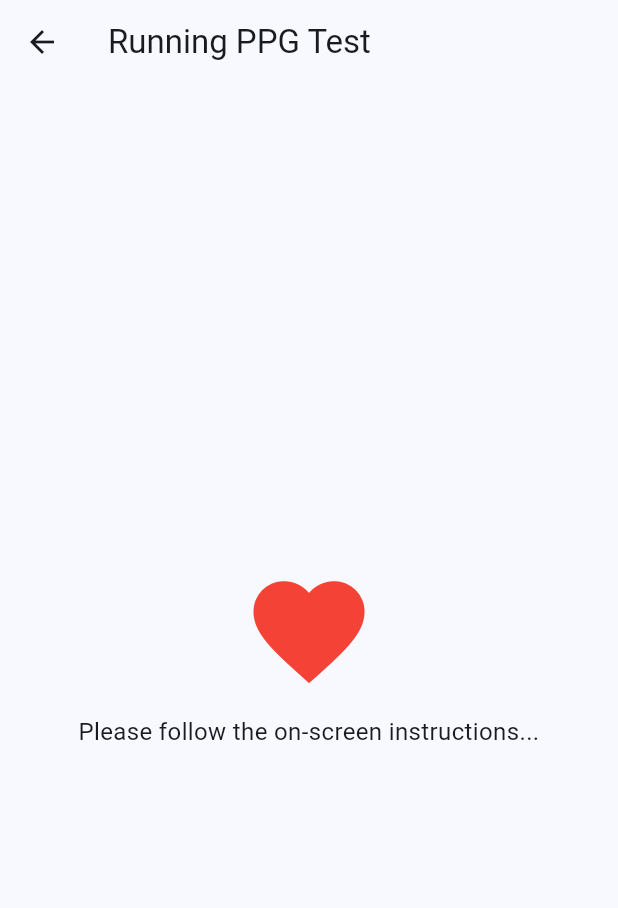
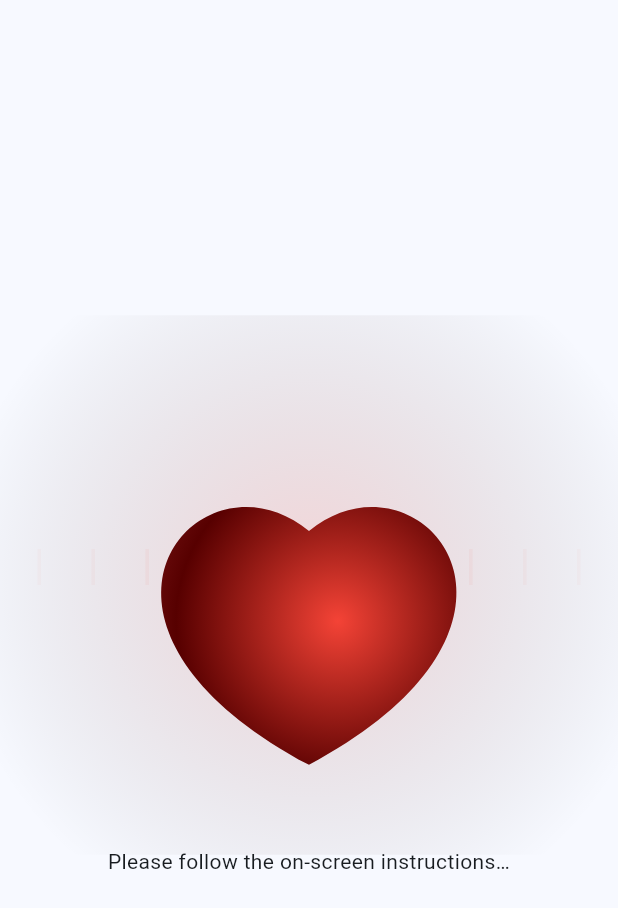
Before and after one commit to Mohammad-soqar/rmts, a Flutter app: the PpgTestView screen opened directly, on a phone screen of 412 x 824 dp. Shown: the top 908 px of the screen. Run offline on Flutter 3.47's test engine with Material 3 defaults, Android fonts, the phone set to English and light mode, and no system bars; our stand-ins replace cloud_firestore, dio, firebase_auth, firebase_core, firebase_database, firebase_storage and 4 more; missing offline and left inert: flutter_pdfview; accounts and stored records are empty.

Commit message:
Update ppg_test_view.dart

```diff
--- a/lib/ui/views/sensors/ppg_test_view.dart
+++ b/lib/ui/views/sensors/ppg_test_view.dart
@@ -4,7 +4,6 @@ import 'package:rmts/viewmodels/ppg_test_viewmodel.dart';
 
 class PpgTestView extends StatefulWidget {
   const PpgTestView({super.key});
-
   @override
   State<PpgTestView> createState() => _PpgTestViewState();
 }
@@ -12,89 +11,69 @@ class PpgTestView extends StatefulWidget {
 class _PpgTestViewState extends State<PpgTestView>
     with SingleTickerProviderStateMixin {
   late AnimationController _controller;
-  bool errorShown = false; // ✅ To avoid showing multiple dialogs
+  late Animation<double> _animation;
 
   @override
   void initState() {
     super.initState();
     _controller = AnimationController(
       vsync: this,
-      duration: const Duration(milliseconds: 800),
+      duration: const Duration(milliseconds: 1800),
     )..repeat(reverse: true);
 
+    _animation = Tween<double>(begin: 1.0, end: 1.2).animate(
+      CurvedAnimation(parent: _controller, curve: Curves.easeInOut),
+    );
+
     WidgetsBinding.instance.addPostFrameCallback((_) {
-      Provider.of<PpgTestViewModel>(context, listen: false)
-          .startPpgTest("userId") // Replace with real userId
-          .catchError((error) {
-        // ✅ Catch error directly here and show dialog
-        _showErrorDialog("Please wear the glove properly and try again.");
-      });
+      context.read<PpgTestViewModel>().startPpgTest('userId').catchError(
+            (_) => _showErr('Please wear the glove properly and try again.'),
+          );
     });
   }
 
   @override
   void dispose() {
     _controller.dispose();
+
     super.dispose();
   }
 
-  void _showErrorDialog(String message) {
-    if (errorShown) return;
-    errorShown = true;
-
-    showDialog(
+  void _showErr(String m) => showDialog(
         context: context,
-      builder: (context) => AlertDialog(
-        title: const Text("Error"),
-        content: Text(message),
+        builder: (_) => AlertDialog(
+          title: const Text('Error'),
+          content: Text(m),
           actions: [
             TextButton(
-            onPressed: () {
-              Navigator.of(context).pop(); // Close dialog
-              Navigator.of(context).pop(false); // Exit screen
-            },
-            child: const Text("OK"),
+              onPressed: () => Navigator.of(context).popUntil((r) => r.isFirst),
+              child: const Text('OK'),
             ),
           ],
         ),
       );
-  }
-
-  Widget _buildHeartAnimation() {
-    return AnimatedBuilder(
-      animation: _controller,
-      builder: (context, child) {
-        return Transform.scale(
-          scale: 1 + (_controller.value * 0.3),
-          child: child,
-        );
-      },
-      child: const Icon(
-        Icons.favorite,
-        color: Colors.red,
-        size: 80,
-      ),
-    );
-  }
 
   @override
   Widget build(BuildContext context) {
-    final vm = Provider.of<PpgTestViewModel>(context);
+    final vm = context.watch<PpgTestViewModel>();
 
     return Scaffold(
-      appBar: AppBar(title: const Text("Running PPG Test")),
-      body: Padding(
-        padding: const EdgeInsets.all(20.0),
-        child: Center(
+      body: Center(
         child: vm.isTesting
             ? Column(
                 mainAxisAlignment: MainAxisAlignment.center,
                 children: [
-                    _buildHeartAnimation(),
-                    const SizedBox(height: 16),
+                  ScaleTransition(
+                    scale: _animation,
+                    child: CustomPaint(
+                      size: Size(MediaQuery.of(context).size.width, 300),
+                      painter:
+                          HeartWithPolesPainter(pulseValue: _animation.value),
+                    ),
+                  ),
+                  const SizedBox(height: 24),
                   const Text(
-                      "Please follow the on-screen instructions...",
-                      style: TextStyle(fontSize: 16),
+                    'Please follow the on-screen instructions…',
                     textAlign: TextAlign.center,
                   ),
                 ],
@@ -103,28 +82,161 @@ class _PpgTestViewState extends State<PpgTestView>
                 ? Column(
                     mainAxisAlignment: MainAxisAlignment.center,
                     children: [
-                        const Text(
-                          "✅ Test Completed!",
-                          style: TextStyle(
-                              fontSize: 18, fontWeight: FontWeight.bold),
+                      const SizedBox(height: 12),
+                      Column(
+                        children: [
+                          Text(
+                            vm.result!.bpm.toStringAsFixed(1),
+                            style: Theme.of(context)
+                                .textTheme
+                                .displayLarge
+                                ?.copyWith(
+                                  color: Theme.of(context).colorScheme.primary,
                                 ),
-                        const SizedBox(height: 20),
-                        Text("BPM: ${vm.result!.bpm.toStringAsFixed(2)}"),
+                          ),
+                          Text(
+                            'BPM',
+                            style: Theme.of(context)
+                                .textTheme
+                                .displaySmall
+                                ?.copyWith(
+                                  color:
+                                      Theme.of(context).colorScheme.onSurface,
+                                ),
+                          ),
+                        ],
+                      ),
                       const SizedBox(height: 20),
                       ElevatedButton(
                         onPressed: () async {
-                            await Provider.of<PpgTestViewModel>(context,
-                                    listen: false)
-                                .loadPpgData();
+                          await context.read<PpgTestViewModel>().loadPpgData();
                           Navigator.pop(context, true);
                         },
-                          child: const Text("Return"),
+                        child: const Text('Return'),
                       ),
                     ],
                   )
-                  : const SizedBox(), // Empty when no result/error
-        ),
+                : const SizedBox.shrink(),
       ),
     );
   }
 }
+
+/* ------------ FINAL 3D Heart + Poles Painter ------------- */
+class HeartWithPolesPainter extends CustomPainter {
+  final double pulseValue; // <<< animate glow intensity based on this
+
+  HeartWithPolesPainter({required this.pulseValue});
+
+  @override
+  void paint(Canvas canvas, Size size) {
+    final heartPath = HeartPainter.createHeartShapePath(const Size(200, 200));
+    final centerX = size.width / 2;
+    final centerY = size.height / 2;
+
+    final heartOffset =
+        Offset(centerX - 100, centerY - 100); // center the heart
+
+    // --- Draw Background Glow (pulsing with animation) ---
+    final glowRadius = 200 * pulseValue; // dynamic size based on animation
+    final glowPaint = Paint()
+      ..shader = RadialGradient(
+        center: Alignment.center,
+        radius: 0.5 * pulseValue,
+        colors: [
+          Colors.red.withOpacity(0.2 * pulseValue), // more intense at peak
+          Colors.transparent,
+        ],
+        stops: const [0.0, 1.0],
+      ).createShader(
+        Rect.fromCircle(center: Offset(centerX, centerY), radius: glowRadius),
+      );
+
+    canvas.drawRect(
+      Offset.zero & size,
+      glowPaint,
+    );
+
+    // --- Draw Background Pulse Poles (Faded Lines) ---
+    final polePaint = Paint()
+      ..color = Colors.red.withOpacity(0.3)
+      ..strokeWidth = 2;
+
+    for (int i = 1; i <= 5; i++) {
+      // Left poles
+      canvas.drawLine(
+        Offset(centerX - i * 30, centerY),
+        Offset(centerX - i * 30, centerY - 20),
+        polePaint..color = Colors.red.withOpacity(0.15 / i),
+      );
+      // Right poles
+      canvas.drawLine(
+        Offset(centerX + i * 30, centerY),
+        Offset(centerX + i * 30, centerY - 20),
+        polePaint..color = Colors.red.withOpacity(0.15 / i),
+      );
+    }
+
+    // --- Draw 3D Heart (Gradient Fill) ---
+    final colors = [
+      Colors.red,
+      const Color.fromARGB(255, 87, 0, 0),
+      const Color.fromARGB(255, 155, 16, 16).withOpacity(0.8),
+    ];
+
+    final stops = List.generate(
+      colors.length,
+      (index) => index / (colors.length - 1),
+    );
+
+    final heartGradientPaint = Paint()
+      ..shader = RadialGradient(
+        center: const Alignment(-0.9, -0.3),
+        radius: 0.9,
+        colors: colors,
+        stops: stops,
+      ).createShader(Rect.fromLTWH(
+        heartOffset.dx,
+        heartOffset.dy,
+        200,
+        200,
+      ));
+
+    canvas.save();
+    canvas.translate(heartOffset.dx, heartOffset.dy);
+    canvas.drawPath(heartPath, heartGradientPaint);
+    canvas.restore();
+  }
+
+  @override
+  bool shouldRepaint(covariant HeartWithPolesPainter oldDelegate) {
+    return oldDelegate.pulseValue != pulseValue;
+  }
+}
+
+class HeartPainter extends CustomPainter {
+  const HeartPainter();
+
+  @override
+  void paint(Canvas canvas, Size size) {
+    final path = createHeartShapePath(size);
+    final paint = Paint()
+      ..color = Colors.red
+      ..style = PaintingStyle.fill;
+
+    canvas.drawPath(path, paint);
+  }
+
+  @override
+  bool shouldRepaint(covariant CustomPainter oldDelegate) => false;
+
+  static Path createHeartShapePath(Size size) {
+    return Path()
+      ..moveTo(size.width / 2, size.height * 0.35)
+      ..cubicTo(0.2 * size.width, size.height * 0.1, -0.25 * size.width,
+          size.height * 0.6, 0.5 * size.width, size.height)
+      ..cubicTo(1.25 * size.width, size.height * 0.6, 0.8 * size.width,
+          size.height * 0.1, size.width / 2, size.height * 0.35)
+      ..close();
+  }
+}
```
Lines whose indentation alone changed are shown as unchanged.
